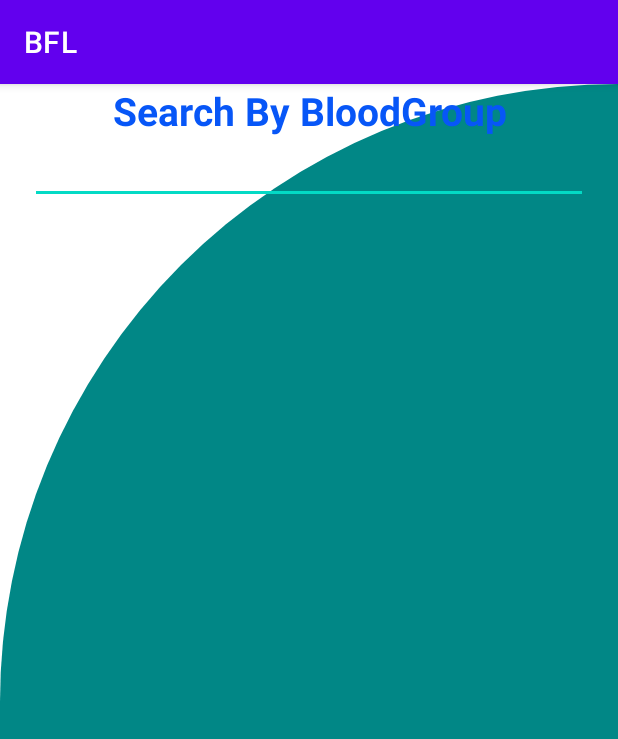
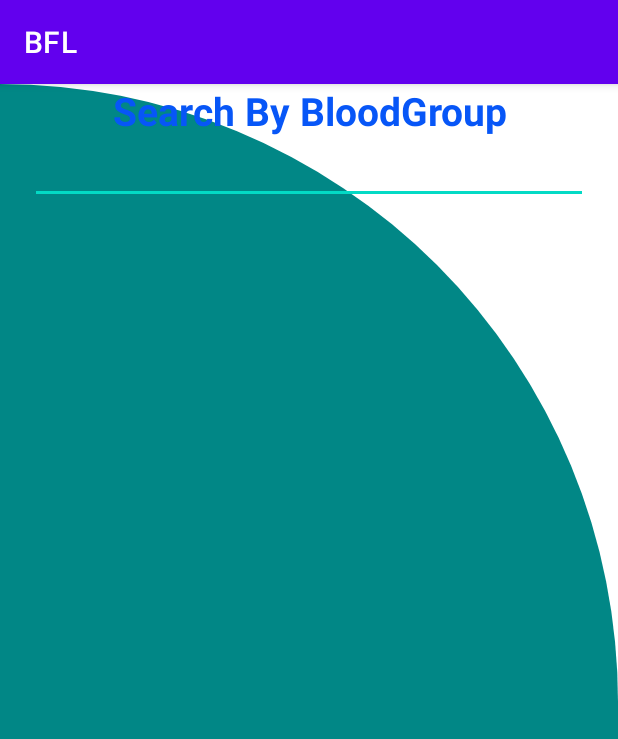
Before and after one commit to Saom322/Blood_For_Life_V2, an Android app: the Search screen opened directly, with no data from a screen before it, on a phone screen of 412 x 824 dp. Shown: the top 739 px of the screen. Run offline under Robolectric (Android 15) with nearby library versions, the phone set to English and light mode, and no system bars; our stand-ins replace Firebase (no records; nobody signed in at launch, a user with empty details on screens opened directly).

Commit message:
Search Page UI Changed

```diff
--- a/app/src/main/java/com/example/bfl/MainActivity.java
+++ b/app/src/main/java/com/example/bfl/MainActivity.java
@@ -127,6 +127,8 @@ public class MainActivity extends AppCompatActivity {
                             Profile profile = new Profile(name, email, bloodGroup, weight, password, phone, batch, district);
                             reference.child(phone).setValue(profile);
                             Toast.makeText(MainActivity.this, "Successfully Registered", Toast.LENGTH_SHORT).show();
+                            startActivity(new Intent(MainActivity.this, Login.class));
+
                         }
                     /*
                     Checking if any field is empty or not when user press the register button
@@ -145,6 +147,8 @@ public class MainActivity extends AppCompatActivity {
                     {
                         Toast.makeText(MainActivity.this, "Weight Must be Above 50 KG", Toast.LENGTH_SHORT).show();
                     }
+
+
                 }
 
 
--- a/app/src/main/res/drawable/cut_card.xml
+++ b/app/src/main/res/drawable/cut_card.xml
@@ -3,7 +3,7 @@
     android:shape="rectangle">
     <solid android:color="@color/teal_700"/>
     <corners
-        android:topLeftRadius="500dp"
-        android:topRightRadius="0dp"/>
+        android:topLeftRadius="0dp"
+        android:topRightRadius="500dp"/>
 
 </shape>
--- a/app/src/main/res/layout/activity_main.xml
+++ b/app/src/main/res/layout/activity_main.xml
@@ -5,7 +5,7 @@
     android:layout_width="match_parent"
     android:layout_height="match_parent"
     android:orientation="vertical"
-    android:background="@drawable/cut_card"
+    android:background="@drawable/cut_card_bg_2"
     tools:context=".MainActivity">
 
     <TextView
```
